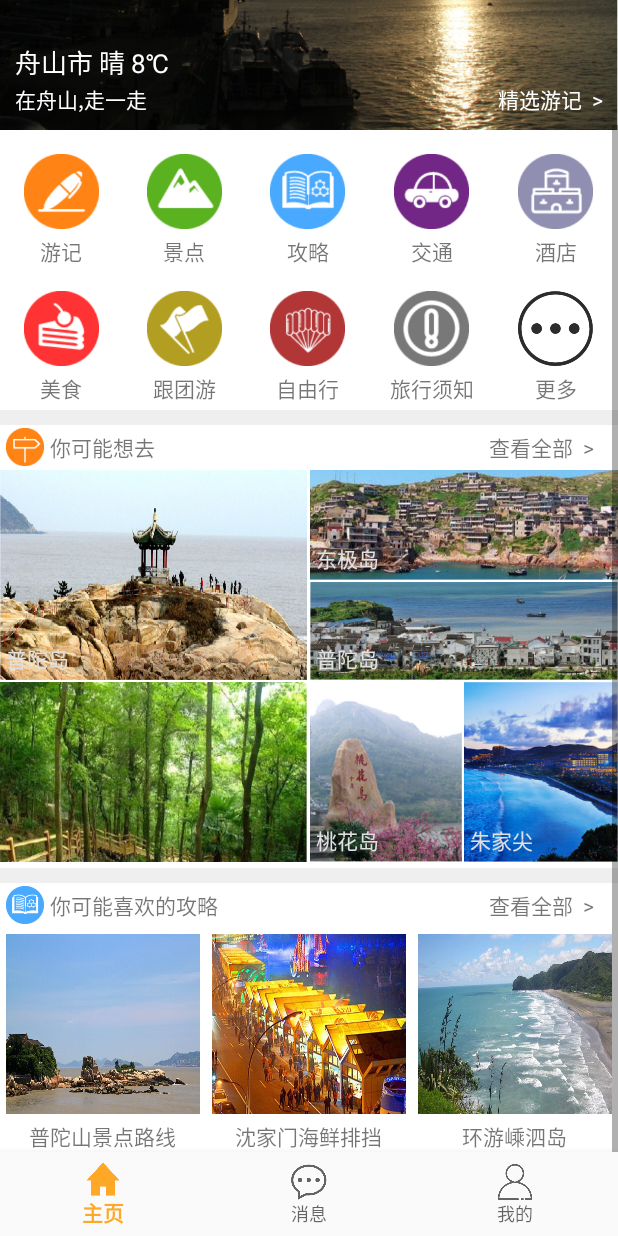
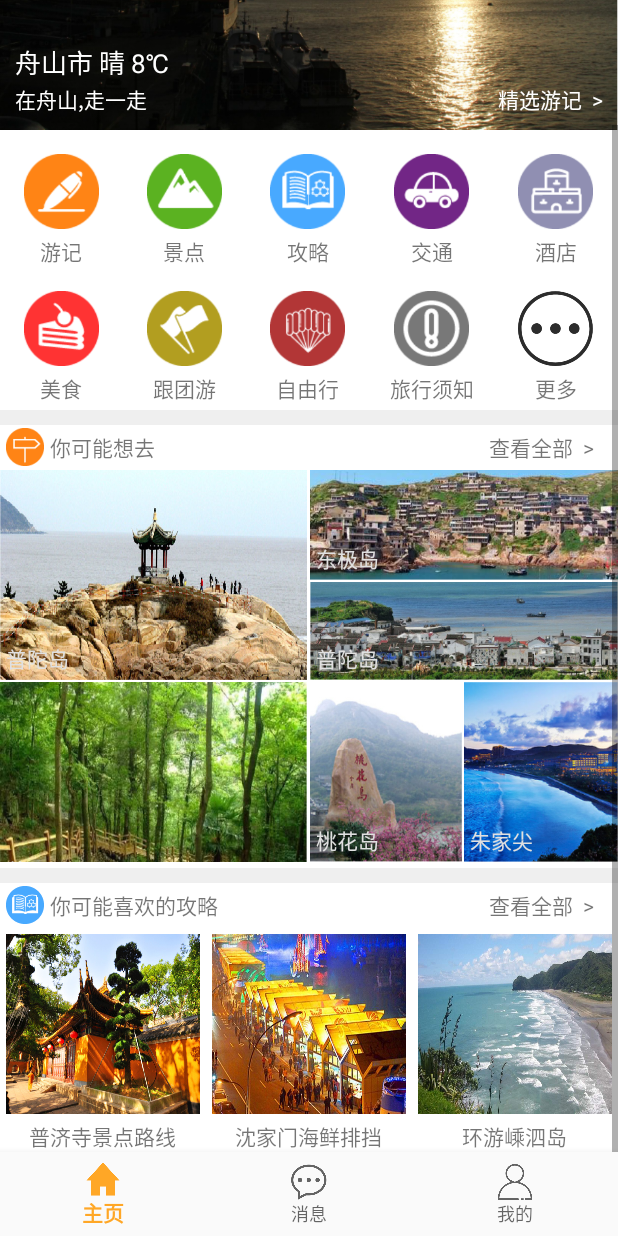
Before and after one commit to Mason-Xu/WalkZhoushan, an Android app: the HomeFragment screen opened directly, with no data from a screen before it, scrolled down 93 dp, on a phone screen of 412 x 824 dp. Run offline under Robolectric (Android 15) with nearby library versions, the phone set to English and light mode, and no system bars; libraries missing offline, so code that uses them is left out: cn.bmob.v3.

Commit message:
😜 :robot:strategy 普陀山 攻略 and 将Bmobsdk初始化修改到WelcomeActivity

```diff
--- a/app/src/main/java/com/example/walkzhoushan/HomeFragment.java
+++ b/app/src/main/java/com/example/walkzhoushan/HomeFragment.java
@@ -44,7 +44,7 @@ public class HomeFragment extends Fragment implements View.OnClickListener {
         freewalk_img = (ImageView) view.findViewById(R.id.freewalk_img);
         needknow_img = (ImageView) view.findViewById(R.id.needknow_img);
         more_img = (ImageView) view.findViewById(R.id.more_img);
-        strategy_putuoshan_img = (ImageView) view.findViewById(R.id.home_strategy_putuoshan_img);
+        strategy_putuoshan_img = (ImageView) view.findViewById(R.id.home_strategy_pujisi_img);
         homepage_putuo_button = (Button) view.findViewById(R.id.homepage_putuo_button);
         InitView();
         return view;
@@ -108,8 +108,9 @@ public class HomeFragment extends Fragment implements View.OnClickListener {
                 Intent intent10 = new Intent(getActivity(), NoDevelop.class);
                 startActivity(intent10);
                 break;
-            case R.id.home_strategy_putuoshan_img:
+            case R.id.home_strategy_pujisi_img:
                 startActivity(new Intent(getActivity(),Strategy_Pujisi.class));
+                break;
             case R.id.homepage_putuo_button:
                 Intent intent11 = new Intent(getActivity(), Point_putuoshan.class);
                 startActivity(intent11);
--- a/app/src/main/java/com/example/walkzhoushan/Strategy_Pujisi.java
+++ b/app/src/main/java/com/example/walkzhoushan/Strategy_Pujisi.java
@@ -18,9 +18,9 @@ public class Strategy_Pujisi extends AppCompatActivity {
     @Override
     protected void onCreate(@Nullable Bundle savedInstanceState) {
         super.onCreate(savedInstanceState);
-        setContentView(R.layout.point_putuoshan);
+        setContentView(R.layout.strategy_pujisi);
         back = (Button)findViewById(R.id.title_button_back);
-        pujisi_web = (WebView) findViewById(R.id.coupon_pujisi_web);
+        pujisi_web = (WebView) findViewById(R.id.strategy_pujisi_web);
         pujisi_web.getSettings().setJavaScriptEnabled(true);
         pujisi_web.setWebViewClient(new WebViewClient());
         pujisi_web.loadUrl("http://bmob-cdn-16053.b0.upaiyun.com/2018/01/01/c419572d40a3a4ec8080f505925ddb22.html");
--- a/app/src/main/java/com/example/walkzhoushan/WelcomeActivity.java
+++ b/app/src/main/java/com/example/walkzhoushan/WelcomeActivity.java
@@ -18,6 +18,8 @@ import android.widget.Button;
 import android.widget.LinearLayout;
 import android.widget.TextView;
 
+import cn.bmob.v3.Bmob;
+
 /**
  * app引导欢迎界面代码
  * Created by Mason on 2017/12/14.
@@ -36,6 +38,8 @@ public class WelcomeActivity extends AppCompatActivity {
     @Override
     protected void onCreate(Bundle savedInstanceState) {
         super.onCreate(savedInstanceState);
+
+        Bmob.initialize(this, "cf99584b07eb1d6b3228af8fa110e524"); // 初始化 Bmobsdk
 
         // 判断是否第一次启动- before calling setContentView()
         prefManager = new PrefManager(this);
--- a/app/src/main/res/layout/activity_home_page.xml
+++ b/app/src/main/res/layout/activity_home_page.xml
@@ -501,18 +501,18 @@
                 android:layout_height="wrap_content"
                 android:orientation="vertical">
                 <ImageView
-                    android:id="@+id/home_strategy_putuoshan_img"
+                    android:id="@+id/home_strategy_pujisi_img"
                     android:layout_width="wrap_content"
                     android:layout_height="120dp"
                     android:layout_weight="1"
                     android:scaleType="centerCrop"
-                    android:background="@drawable/img_point_putuoshan"
+                    android:background="@drawable/pujisi"
                     android:layout_margin="4dp"/>
 
                 <TextView
                     android:layout_width="wrap_content"
                     android:layout_height="wrap_content"
-                    android:text="普陀山景点路线"
+                    android:text="普济寺景点路线"
                     android:layout_gravity="center"/>
 
 
--- a/app/src/main/res/layout/strategy_pujisi.xml
+++ b/app/src/main/res/layout/strategy_pujisi.xml
@@ -17,8 +17,6 @@
             android:background="@drawable/title_back"  />
 
         <ImageView
-
-
             android:layout_width="match_parent"
             android:layout_height="250dp"
             android:background="@drawable/pujisi"
@@ -26,7 +24,7 @@
     </FrameLayout>
 
     <WebView
-        android:id="@+id/coupon_pujisi_web"
+        android:id="@+id/strategy_pujisi_web"
         android:layout_width="match_parent"
         android:layout_height="match_parent"
         android:layout_margin="8dp"/>
```
